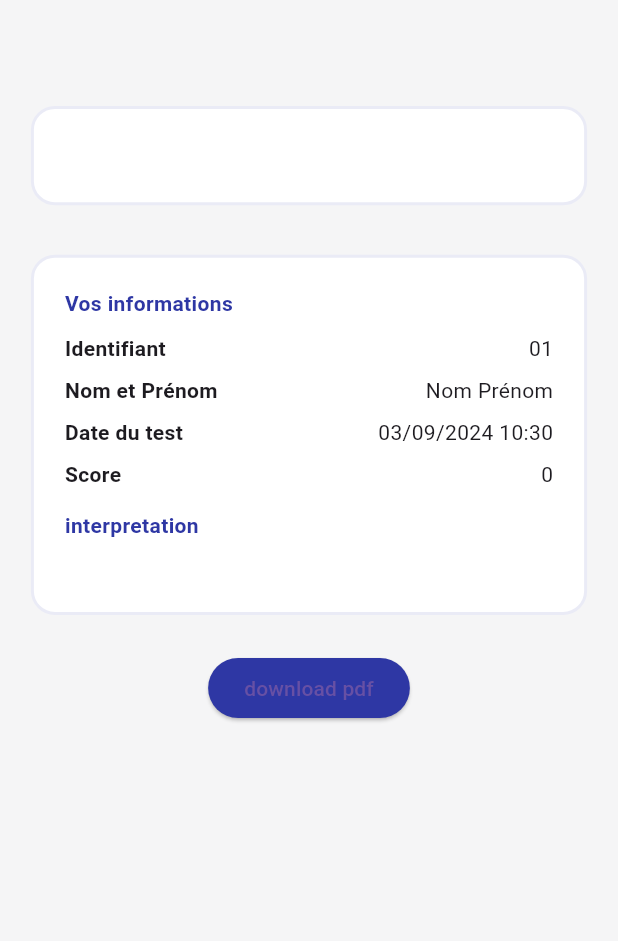
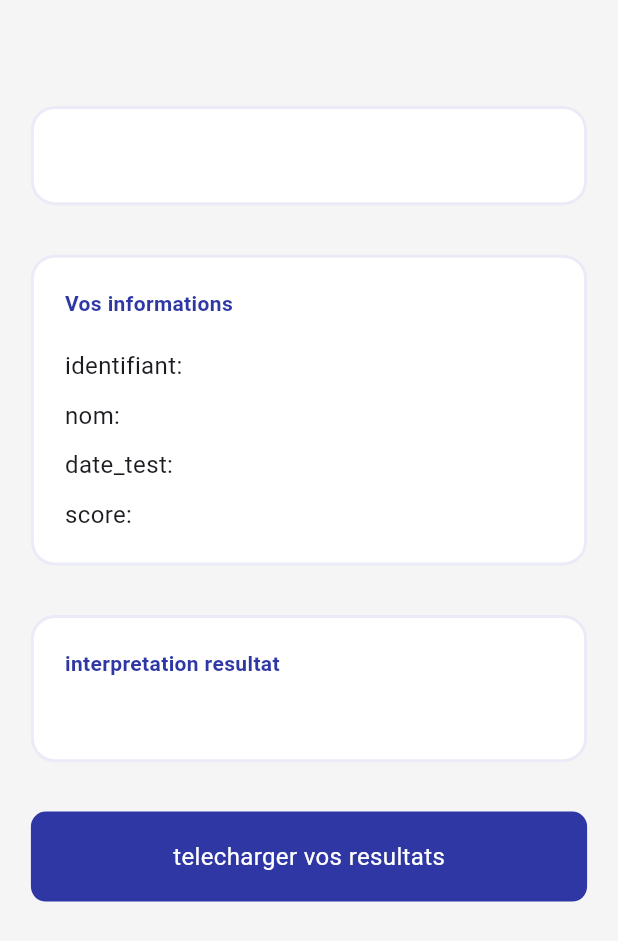
Before and after one commit to simoait02/e_esg, a Flutter app: the Testpsy5 screen opened directly with empty values, on a phone screen of 412 x 824 dp. Shown: the top 941 px of the screen. Run offline on Flutter 3.47's test engine with Material 3 defaults, Android fonts, the phone set to English and light mode, and no system bars; our stand-ins replace auto_size_text, date_picker_timeline, dio, file_picker, fluentui_system_icons, flutter_animate and 12 more; missing offline and left inert: chiclet, flame, marqueer; accounts and stored records are empty; generated files the repository leaves out were written again; network calls fail.

Commit message:
fix notification of pdf and link with backend

```diff
--- a/lib/pages/espacejeune/Anxiété.dart
+++ b/lib/pages/espacejeune/Anxiété.dart
@@ -173,7 +173,7 @@ class AnxieteState extends State<Anxiete> {
                       width: screenWidth * 0.9,
                       padding: EdgeInsets.all(screenWidth * 0.05),
                       decoration: BoxDecoration(
-                        color:  SettingsYong.isDarkMode.value ? Colors.white.withOpacity(0.5) : Colors.black.withOpacity(0.5),
+                        color:  SettingsYong.isDarkMode.value ? Colors.white.withOpacity(0.5) : Colors.white,
                         borderRadius: BorderRadius.circular(screenWidth * 0.04),
                       ),
                       child: Center(
@@ -192,7 +192,7 @@ class AnxieteState extends State<Anxiete> {
                       width: screenWidth * 0.9,
                       padding: EdgeInsets.all(screenWidth * 0.05),
                       decoration: BoxDecoration(
-                        color: SettingsYong.isDarkMode.value ? Colors.white.withOpacity(0.5) : Colors.black.withOpacity(0.5),
+                        color: SettingsYong.isDarkMode.value ? Colors.white.withOpacity(0.5) : Colors.white,
                         borderRadius: BorderRadius.circular(screenWidth * 0.04),
                       ),
                       child: Column(
--- a/lib/pages/espacejeune/EstimedeSoi.dart
+++ b/lib/pages/espacejeune/EstimedeSoi.dart
@@ -145,7 +145,7 @@ class EstimedeSoiState extends State<EstimedeSoi> {
                       width: screenWidth * 0.9,
                       padding: EdgeInsets.all(screenWidth * 0.05),
                       decoration: BoxDecoration(
-                        color: SettingsYong.isDarkMode.value ? Colors.white.withOpacity(0.5) : Colors.black.withOpacity(0.5),
+                        color: SettingsYong.isDarkMode.value ? Colors.white.withOpacity(0.5) : Colors.white,
                         borderRadius:
                             BorderRadius.circular(screenWidth * 0.04),
                       ),
@@ -165,7 +165,7 @@ class EstimedeSoiState extends State<EstimedeSoi> {
                       width: screenWidth * 0.9,
                       padding: EdgeInsets.all(screenWidth * 0.05),
                       decoration: BoxDecoration(
-                        color: SettingsYong.isDarkMode.value ? Colors.white.withOpacity(0.5) : Colors.black.withOpacity(0.5),
+                        color: SettingsYong.isDarkMode.value ? Colors.white.withOpacity(0.5) : Colors.white,
                         borderRadius:
                             BorderRadius.circular(screenWidth * 0.04),
                       ),
--- a/lib/pages/espacejeune/Humeur.dart
+++ b/lib/pages/espacejeune/Humeur.dart
@@ -138,7 +138,7 @@ class HumeurState extends State<Humeur> {
                       width: screenWidth * 0.9,
                       padding: EdgeInsets.all(screenWidth * 0.05),
                       decoration: BoxDecoration(
-                        color: SettingsYong.isDarkMode.value ? Colors.white.withOpacity(0.5) : Colors.black.withOpacity(0.5),
+                        color: SettingsYong.isDarkMode.value ? Colors.white.withOpacity(0.5) : Colors.white,
                         borderRadius: BorderRadius.circular(screenWidth * 0.04),
                       ),
                       child: Center(
@@ -157,7 +157,7 @@ class HumeurState extends State<Humeur> {
                       width: screenWidth * 0.9,
                       padding: EdgeInsets.all(screenWidth * 0.05),
                       decoration: BoxDecoration(
-                        color: SettingsYong.isDarkMode.value ? Colors.white.withOpacity(0.5) : Colors.black.withOpacity(0.5),
+                        color: SettingsYong.isDarkMode.value ? Colors.white.withOpacity(0.5) : Colors.white,
                         borderRadius: BorderRadius.circular(screenWidth * 0.04),
                       ),
                       child: Column(
--- a/lib/pages/espacejeune/Sommeil.dart
+++ b/lib/pages/espacejeune/Sommeil.dart
@@ -188,7 +188,7 @@ class SommeilState extends State<Sommeil> {
                       width: screenWidth * 0.9,
                       padding: EdgeInsets.all(screenWidth * 0.05),
                       decoration: BoxDecoration(
-                        color: !SettingsYong.isDarkMode.value ? Colors.black.withOpacity(0.5) : Colors.white.withOpacity(0.5),
+                        color: !SettingsYong.isDarkMode.value ? Colors.white : Colors.white.withOpacity(0.5),
                         borderRadius: BorderRadius.circular(screenWidth * 0.04),
                       ),
                       child: Center(
@@ -207,7 +207,7 @@ class SommeilState extends State<Sommeil> {
                       width: screenWidth * 0.9,
                       padding: EdgeInsets.all(screenWidth * 0.05),
                       decoration: BoxDecoration(
-                        color: !SettingsYong.isDarkMode.value ? Colors.black.withOpacity(0.5) : Colors.white.withOpacity(0.5),
+                        color: !SettingsYong.isDarkMode.value ? Colors.white : Colors.white.withOpacity(0.5),
                         borderRadius: BorderRadius.circular(screenWidth * 0.04),
                       ),
                       child: Column(
--- a/lib/pages/espacejeune/testpsy5.dart
+++ b/lib/pages/espacejeune/testpsy5.dart
@@ -1,6 +1,9 @@
 import 'dart:io';
 import 'dart:typed_data';
+import 'package:e_esg/api/end_points.dart';
+import 'package:e_esg/api/errors/Exceptions.dart';
 import 'package:flutter/material.dart';
+import 'package:fluttertoast/fluttertoast.dart';
 import 'package:intl/intl.dart';
 import 'package:open_file/open_file.dart';
 import 'package:pdf/widgets.dart' as pw;
@@ -9,6 +12,7 @@ import 'package:flutter/services.dart' show rootBundle;
 import 'package:flutter_local_notifications/flutter_local_notifications.dart';
 import 'package:permission_handler/permission_handler.dart';
 import 'package:flutter_gen/gen_l10n/app_localizations.dart';
+import 'package:shared_preferences/shared_preferences.dart';
 import 'SideBar/Settings.dart';
 
 class Testpsy5 extends StatefulWidget {
@@ -28,23 +32,42 @@ class Testpsy5 extends StatefulWidget {
 }
 
 class Testpsy5State extends State<Testpsy5> {
-  late Map<String, String> infos;
+  late Map<String, String> infos = {};
   final FlutterLocalNotificationsPlugin flutterLocalNotificationsPlugin =
   FlutterLocalNotificationsPlugin();
+
+  Map data = {};
+
+  Future<void> _fetchData() async {
+    SharedPreferences prefs = await SharedPreferences.getInstance();
+    String? token = prefs.getString('token');
+    int? id = prefs.getInt("idYong");
+    try {
+      final get = await api.get(
+        "${EndPoints.GetJeuneViaId}$id",
+        headers: {"Authorization": token},
+      );
+      setState(() {
+        data = get;
+        String formattedDate =
+        DateFormat('dd/MM/yyyy HH:mm').format(DateTime.now());
+        infos = {
+          "Identifiant": data["id"].toString(),
+          "Nom et Prénom": data["nom"] + " " + data["prenom"],
+          "Date du test": formattedDate,
+          "Score": widget.score.toString(),
+        };
+      });
+    } on ServerException catch (e) {
+      Fluttertoast.showToast(
+          msg: e.errormodel.errorMsg, backgroundColor: Colors.red);
+    }
+  }
 
   @override
   void initState() {
     super.initState();
-    String formattedDate =
-    DateFormat('dd/MM/yyyy HH:mm').format(DateTime.now());
-    infos = {
-      "Identifiant": "01",
-      "Nom et Prénom": "Nom Prénom",
-      "Date du test": formattedDate,
-      "Score": widget.score.toString(),
-    };
-
-    // Initialize notifications
+    _fetchData();
     initializeNotifications();
   }
 
@@ -102,8 +125,11 @@ class Testpsy5State extends State<Testpsy5> {
   }
 
   Future<void> initializeNotifications() async {
-    const AndroidInitializationSettings initializationSettingsAndroid =
+    // Request notification permissions on Android (optional, depending on the use case)
+    if (Platform.isAndroid) {
+      final AndroidInitializationSettings initializationSettingsAndroid =
       AndroidInitializationSettings('@mipmap/ic_launcher');
+
       final InitializationSettings initializationSettings =
       InitializationSettings(android: initializationSettingsAndroid);
 
@@ -112,11 +138,62 @@ class Testpsy5State extends State<Testpsy5> {
         onDidReceiveNotificationResponse: (NotificationResponse response) {
           final String? payload = response.payload;
           if (payload != null) {
-          onSelectNotification(payload); // Use the payload to open the PDF
+            onSelectNotification(payload);
           }
         },
       );
+
+      // Request notification permissions
+      final PermissionStatus permissionStatus = await Permission.notification.request();
+
+      if (permissionStatus.isGranted) {
+        print("Notification permission granted");
+      } else if (permissionStatus.isDenied) {
+        print("Notification permission denied");
+      } else if (permissionStatus.isPermanentlyDenied) {
+        openAppSettings(); // Open app settings if the permission is permanently denied
       }
+    } else if (Platform.isIOS) {
+      // Request notification permissions on iOS
+      final DarwinInitializationSettings initializationSettingsIOS =
+      DarwinInitializationSettings(
+        onDidReceiveLocalNotification: (int id, String? title, String? body, String? payload) async {
+          // Handle iOS notifications
+          onSelectNotification(payload ?? '');
+        },
+      );
+
+      final InitializationSettings initializationSettings =
+      InitializationSettings(iOS: initializationSettingsIOS);
+
+      await flutterLocalNotificationsPlugin.initialize(
+        initializationSettings,
+        onDidReceiveNotificationResponse: (NotificationResponse response) {
+          final String? payload = response.payload;
+          if (payload != null) {
+            onSelectNotification(payload);
+          }
+        },
+      );
+
+      final bool granted = await flutterLocalNotificationsPlugin
+          .resolvePlatformSpecificImplementation<
+          IOSFlutterLocalNotificationsPlugin>()
+          ?.requestPermissions(
+        alert: true,
+        badge: true,
+        sound: true,
+      ) ??
+          false;
+
+      if (granted) {
+        print("Notification permission granted");
+      } else {
+        print("Notification permission denied");
+      }
+    }
+  }
+
 
   Future<void> onSelectNotification(String payload) async {
     print("Payload received: $payload");
@@ -126,7 +203,6 @@ class Testpsy5State extends State<Testpsy5> {
     if (await file.exists()) {
       print('PDF file exists with size ${await file.length()} bytes.');
 
-      // Ensure permissions are granted before attempting to open the file
       await requestPermissions();
 
       final result = await OpenFile.open(pdfPath);
@@ -151,9 +227,8 @@ class Testpsy5State extends State<Testpsy5> {
         }
       }
 
-      // For Android 11 and above, also check for MANAGE_EXTERNAL_STORAGE permission
       if (await Permission.manageExternalStorage.isPermanentlyDenied) {
-        openAppSettings();  // Optionally guide the user to app settings
+        openAppSettings();
       } else if (!await Permission.manageExternalStorage.isGranted) {
         await Permission.manageExternalStorage.request();
       }
@@ -179,7 +254,7 @@ class Testpsy5State extends State<Testpsy5> {
       'PDF Generated',
       'The PDF file has been successfully generated.',
       platformChannelSpecifics,
-      payload: pdfPath, // Pass the file path as payload
+      payload: pdfPath,
     );
   }
 
@@ -187,12 +262,10 @@ class Testpsy5State extends State<Testpsy5> {
     try {
       File pdfFile = await generatePDF();
 
-      // Save the PDF file to internal storage
       final directory = await getApplicationDocumentsDirectory();
       final pdfPath = '${directory.path}/test_results.pdf';
       await pdfFile.copy(pdfPath);
 
-      // Open the PDF file
       final result = await OpenFile.open(pdfPath);
       if (result != null) {
         print("OpenFile result: ${result.message}");
@@ -200,7 +273,6 @@ class Testpsy5State extends State<Testpsy5> {
         print("Failed to open file");
       }
 
-      // Show notification
       await showNotification(pdfPath);
     } catch (error) {
       print("Erreur lors de la génération du PDF: $error");
@@ -271,59 +343,83 @@ class Testpsy5State extends State<Testpsy5> {
                                 fontWeight: FontWeight.bold,
                                 color: Color(0xff2E37A4),
                               ),
+                              textAlign: TextAlign.left,
                             ),
-                            SizedBox(height: 6),
-                            ListView.builder(
-                              shrinkWrap: true,
-                              physics: NeverScrollableScrollPhysics(),
-                              itemCount: infos.length,
-                              itemBuilder: (context, index) {
-                                String key = infos.keys.elementAt(index);
-                                String value = infos[key]!;
-                                return Padding(
-                                  padding: const EdgeInsets.symmetric(
-                                      vertical: 4.0),
-                                  child: Row(
-                                    mainAxisAlignment:
-                                    MainAxisAlignment.spaceBetween,
-                                    children: [
+                            SizedBox(height: 20),
                             Text(
-                                        key,
-                                        style: TextStyle(
-                                          fontSize: 14,
-                                          fontWeight: FontWeight.bold,
-                                        ),
-                                      ),
-                                      SizedBox(width: 8),
-                                      Text(value),
-                                    ],
-                                  ),
-                                );
-                              },
+                              "${"identifiant"}: ${infos["Identifiant"] ?? ""}",
+                              style: TextStyle(fontSize: 16),
                             ),
                             SizedBox(height: 10),
                             Text(
-                              "interpretation",
+                              "${"nom"}: ${infos["Nom et Prénom"] ?? ""}",
+                              style: TextStyle(fontSize: 16),
+                            ),
+                            SizedBox(height: 10),
+                            Text(
+                              "${"date_test"}: ${infos["Date du test"] ?? ""}",
+                              style: TextStyle(fontSize: 16),
+                            ),
+                            SizedBox(height: 10),
+                            Text(
+                              "${"score"}: ${infos["Score"] ?? ""}",
+                              style: TextStyle(fontSize: 16),
+                            ),
+                          ],
+                        ),
+                      ),
+                      SizedBox(height: screenHeight * 0.04),
+                      Container(
+                        width: screenWidth * 0.9,
+                        padding: EdgeInsets.all(screenWidth * 0.05),
+                        decoration: BoxDecoration(
+                          color: SettingsYong.isDarkMode.value
+                              ? Color(0xff141218)
+                              : Colors.white,
+                          borderRadius: BorderRadius.circular(16.0),
+                          border:
+                          Border.all(color: Color(0xffEAEBF6), width: 2),
+                        ),
+                        child: Column(
+                          crossAxisAlignment: CrossAxisAlignment.start,
+                          children: [
+                            Text(
+                              "interpretation resultat",
                               style: TextStyle(
                                 fontSize: 14,
                                 fontWeight: FontWeight.bold,
                                 color: Color(0xff2E37A4),
                               ),
+                              textAlign: TextAlign.left,
                             ),
-                            SizedBox(height: 6),
-                            Text(widget.interpretation),
+                            SizedBox(height: 10),
+                            Text(
+                              widget.interpretation,
+                              style: TextStyle(fontSize: 16),
+                            ),
                           ],
                         ),
                       ),
-                      SizedBox(height: screenHeight * 0.03),
-                      ElevatedButton(
-                        onPressed: onDownloadPDF,
-                        style: ButtonStyle(
-                          backgroundColor:
-                          MaterialStateProperty.all(Color(0xff2E37A4)),
+                      SizedBox(height: screenHeight * 0.04),
+                      GestureDetector(
+                        onTap: onDownloadPDF,
+                        child: Container(
+                          width: screenWidth * 0.9,
+                          height: 60,
+                          decoration: BoxDecoration(
+                            color: Color(0xff2E37A4),
+                            borderRadius: BorderRadius.circular(10),
                           ),
-                        child:
-                        Text("download pdf"),
+                          child: Center(
+                            child: Text(
+                              "telecharger vos resultats",
+                              style: TextStyle(
+                                color: Colors.white,
+                                fontSize: 16,
+                              ),
+                            ),
+                          ),
+                        ),
                       ),
                     ],
                   ),
```
Lines whose indentation alone changed are shown as unchanged.
